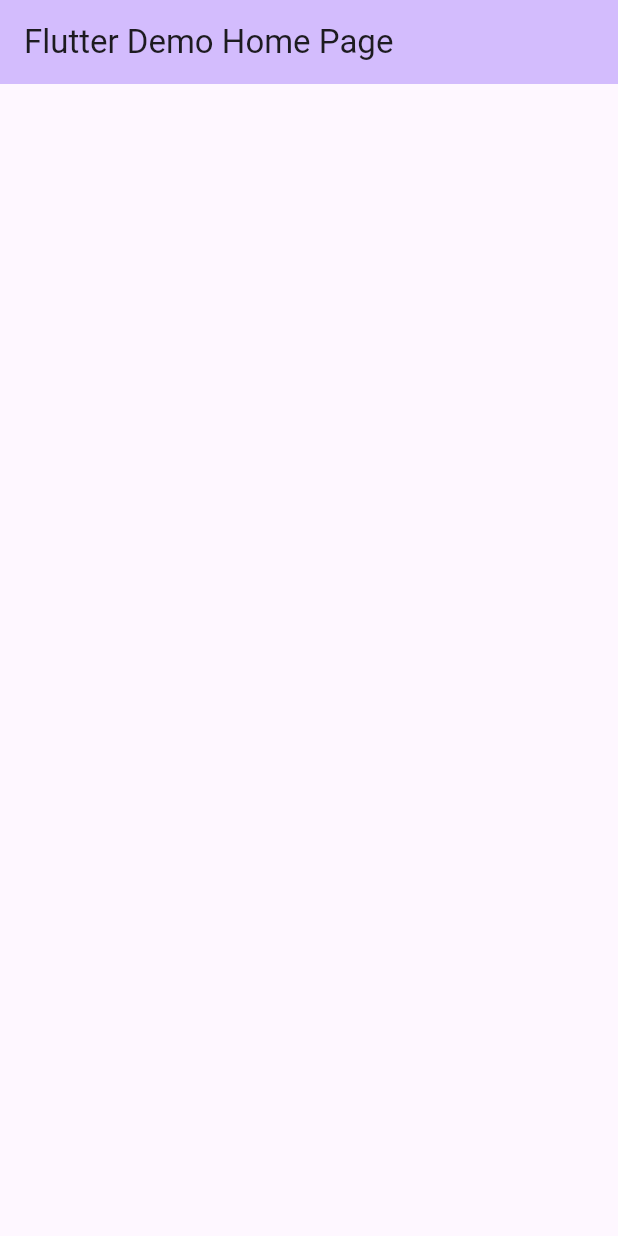
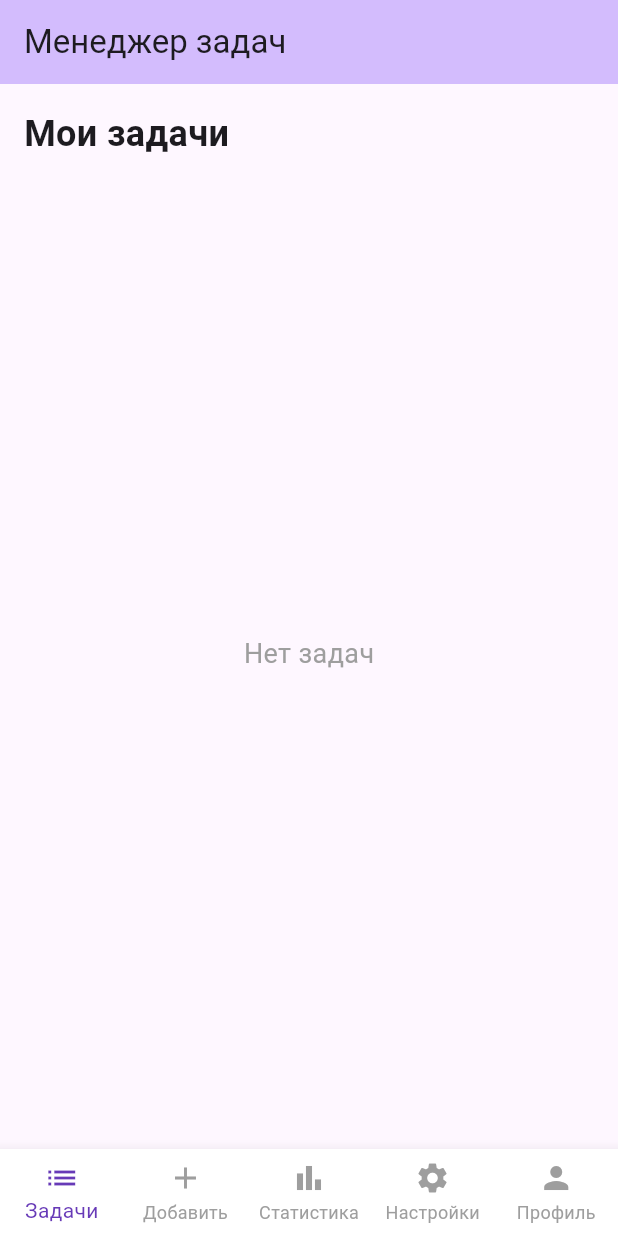
Before and after one commit to cleanTomato/prac3, a Flutter app: the screen it shows after launch, on a phone screen of 412 x 824 dp. Run offline on Flutter 3.47's test engine with Material 3 defaults, Android fonts, the phone set to English and light mode, and no system bars.

Commit message:
вариативная часть практической работы

```diff
--- /dev/null
+++ b/lib/Screens/home_screen.dart
@@ -0,0 +1,83 @@
+import 'package:flutter/material.dart';
+import '../models/task.dart';
+import 'task_list_screen.dart';
+import 'add_task_screen.dart';
+import 'stats_screen.dart';
+import 'settings_screen.dart';
+import 'profile_screen.dart';
+
+class HomeScreen extends StatefulWidget {
+  const HomeScreen({super.key});
+
+  @override
+  State<HomeScreen> createState() => _HomeScreenState();
+}
+
+class _HomeScreenState extends State<HomeScreen> {
+  int _currentIndex = 0;
+  List<Task> _tasks = [
+  ];
+
+  void _addTask(String title, String description) {
+    setState(() {
+      _tasks.add(Task(title: title, description: description));
+    });
+  }
+
+  void _toggleTask(int index) {
+    setState(() {
+      _tasks[index].isCompleted = !_tasks[index].isCompleted;
+    });
+  }
+
+  void _deleteTask(int index) {
+    setState(() {
+      _tasks.removeAt(index);
+    });
+  }
+
+  void _resetAllTasks() {
+    setState(() {
+      _tasks.clear();
+
+    });
+  }
+
+  @override
+  Widget build(BuildContext context) {
+    final List<Widget> _screens = [
+      TaskListScreen(tasks: _tasks, onToggle: _toggleTask, onDelete: _deleteTask),
+      AddTaskScreen(onAddTask: _addTask),
+      StatsScreen(tasks: _tasks),
+      SettingsScreen(onResetTasks: _resetAllTasks), // Передаем функцию сброса
+      ProfileScreen(tasks: _tasks),
+    ];
+
+    return Scaffold(
+      appBar: AppBar(
+        backgroundColor: Theme.of(context).colorScheme.inversePrimary,
+        title: const Text('Менеджер задач'),
+      ),
+      body: _screens[_currentIndex],
+      bottomNavigationBar: BottomNavigationBar(
+        currentIndex: _currentIndex,
+        onTap: (index) {
+          setState(() {
+            _currentIndex = index;
+          });
+        },
+        selectedItemColor: Colors.deepPurple,
+        unselectedItemColor: Colors.grey,
+        backgroundColor: Colors.white,
+        type: BottomNavigationBarType.fixed,
+        items: const [
+          BottomNavigationBarItem(icon: Icon(Icons.list), label: 'Задачи'),
+          BottomNavigationBarItem(icon: Icon(Icons.add), label: 'Добавить'),
+          BottomNavigationBarItem(icon: Icon(Icons.bar_chart), label: 'Статистика'),
+          BottomNavigationBarItem(icon: Icon(Icons.settings), label: 'Настройки'),
+          BottomNavigationBarItem(icon: Icon(Icons.person), label: 'Профиль'),
+        ],
+      ),
+    );
+  }
+}
--- /dev/null
+++ b/lib/Screens/task_list_screen.dart
@@ -0,0 +1,47 @@
+import 'package:flutter/material.dart';
+import '../models/task.dart';
+import '../widgets/task_card.dart';
+
+class TaskListScreen extends StatelessWidget {
+  final List<Task> tasks;
+  final Function(int) onToggle;
+  final Function(int) onDelete;
+
+  const TaskListScreen({
+    super.key,
+    required this.tasks,
+    required this.onToggle,
+    required this.onDelete,
+  });
+
+  @override
+  Widget build(BuildContext context) {
+    return Padding(
+      padding: const EdgeInsets.all(16.0),
+      child: Column(
+        crossAxisAlignment: CrossAxisAlignment.start,
+        children: [
+          const Text(
+            'Мои задачи',
+            style: TextStyle(fontSize: 24, fontWeight: FontWeight.bold),
+          ),
+          const SizedBox(height: 16),
+          Expanded(
+            child: tasks.isEmpty
+                ? const Center(child: Text('Нет задач', style: TextStyle(fontSize: 18, color: Colors.grey)))
+                : ListView.builder(
+              itemCount: tasks.length,
+              itemBuilder: (context, index) {
+                return TaskCard(
+                  task: tasks[index],
+                  onToggle: () => onToggle(index),
+                  onDelete: () => onDelete(index),
+                );
+              },
+            ),
+          ),
+        ],
+      ),
+    );
+  }
+}
--- a/lib/main.dart
+++ b/lib/main.dart
@@ -1,47 +1,33 @@
 import 'package:flutter/material.dart';
-//Мыслительные процессы
+import 'Screens/home_screen.dart';
+
+
 void main() {
   runApp(const MyApp());
 }
-//Мыслительные процессы
+
 class MyApp extends StatelessWidget {
   const MyApp({super.key});
 
   @override
   Widget build(BuildContext context) {
     return MaterialApp(
-      title: 'Flutter Demo',
+      title: 'Task Manager',
       theme: ThemeData(
-        colorScheme: ColorScheme.fromSeed(seedColor: Colors.deepPurple),
+        colorScheme: ColorScheme.fromSeed(
+          seedColor: Colors.deepPurple,
+          brightness: Brightness.light,
+        ),
+        useMaterial3: true,
       ),
-      home: const MyHomePage(title: 'Flutter Demo Home Page'),
+      darkTheme: ThemeData(
+        colorScheme: ColorScheme.fromSeed(
+          seedColor: Colors.deepPurple,
+          brightness: Brightness.dark,
+        ),
+        useMaterial3: true,
+      ),
+      home: const HomeScreen(),
     );
   }
 }
-//Мыслительные процессы
-class MyHomePage extends StatefulWidget {
-  const MyHomePage({super.key, required this.title});
-  final String title;
-//Мыслительные процессы
-  @override
-  State<MyHomePage> createState() => _MyHomePageState();
-}
-//Мыслительные процессы
-class _MyHomePageState extends State<MyHomePage> {
-  @override
-  Widget build(BuildContext context) {
-    return Scaffold(
-      appBar: AppBar(
-        backgroundColor: Theme.of(context).colorScheme.inversePrimary,
-        title: Text(widget.title),
-      ),
-      body: Center(
-        child: Column(
-          mainAxisAlignment: MainAxisAlignment.center,
-          children: <Widget>[],
-        ),
-      ),
-    );
-  }
-}
-//Мыслительные процессы
--- /dev/null
+++ b/lib/models/task.dart
@@ -0,0 +1,11 @@
+class Task {
+  final String title;
+  final String description;
+  bool isCompleted;
+
+  Task({
+    required this.title,
+    required this.description,
+    this.isCompleted = false,
+  });
+}
```
Also changed, not shown: lib/Screens/add_task_screen.dart (added, +78 -0 lines), lib/Screens/profile_screen.dart (added, +80 -0 lines), lib/Screens/settings_screen.dart (added, +144 -0 lines), lib/Screens/stats_screen.dart (added, +69 -0 lines), lib/widgets/task_card.dart (added, +69 -0 lines).
